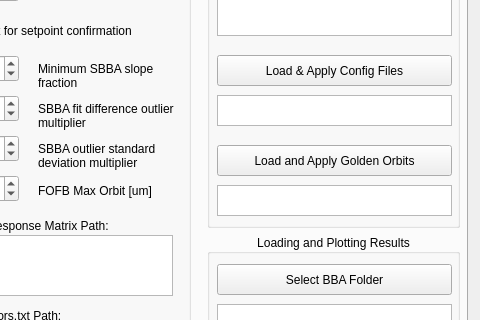
The window that src/dls_bba/fbba_gui.ui (DiamondLightSource/dls-bba) describes before a commit, drawn with Qt 5; both pictures show x 363 to 843 and y 151 to 471 of the 843 by 772 pixel window.
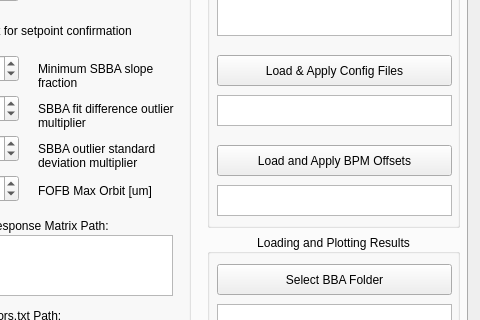
The same window after the commit.

Commit message: Update GUI and CLI for restoring offsets

The edit to the form file:
```diff
--- a/src/dls_bba/fbba_gui.ui
+++ b/src/dls_bba/fbba_gui.ui
@@ -1588,7 +1588,7 @@
              </rect>
             </property>
             <property name="text">
-             <string>Load and Apply Golden Orbits</string>
+             <string>Load and Apply BPM Offsets</string>
             </property>
            </widget>
            <widget class="QTextEdit" name="display_config_load">
```
Left out of the diff: 4 changed lines with no effect on the pictures. The commit also changes 4 other files.
